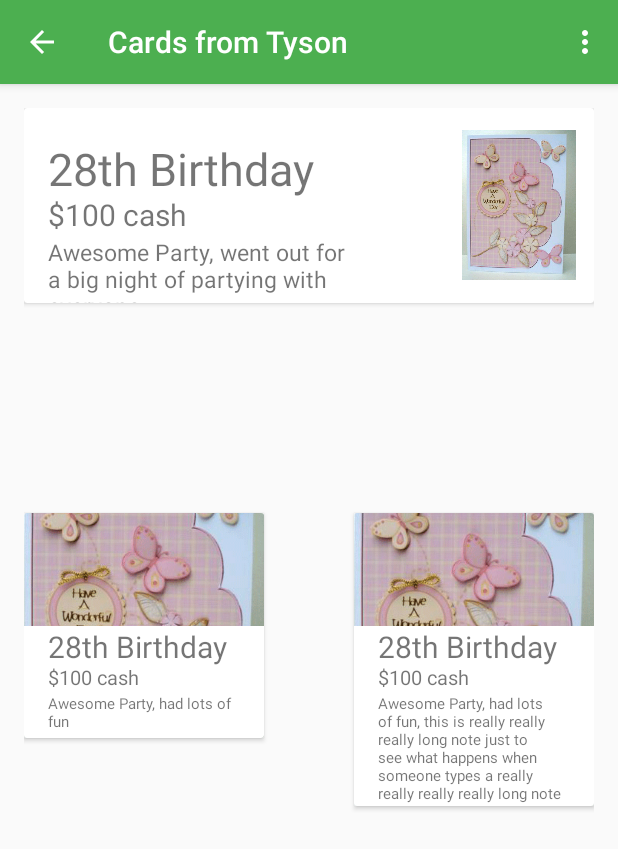
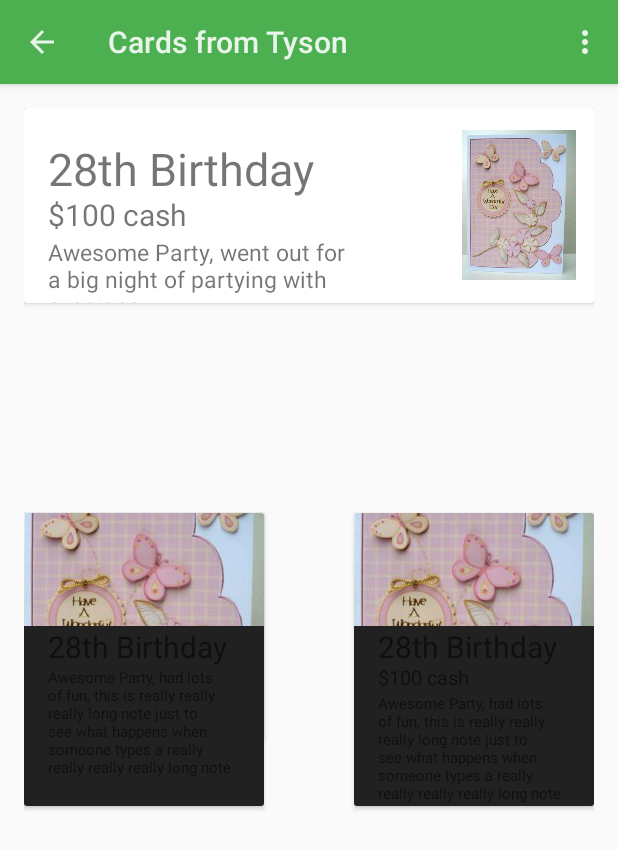
Before and after one commit to tyelford/keepCard, an Android app: the CardTest screen opened directly, with no data from a screen before it, on a phone screen of 412 x 824 dp. Shown: the top 849 px of the screen. Run offline under Robolectric (Android 15) with nearby library versions, the phone set to English and light mode, and no system bars.

Commit message:
Fixed Themes and Finished SIngleCardGiverActivity

```diff
--- a/app/src/main/res/layout/activity_card_test.xml
+++ b/app/src/main/res/layout/activity_card_test.xml
@@ -163,4 +163,60 @@
 
     </android.support.v7.widget.CardView>
 
+    <android.support.v7.widget.CardView
+        xmlns:card_view="http://schemas.android.com/apk/res-auto"
+        android:id="@+id/card_view4"
+        android:layout_gravity="center"
+        android:layout_width="160dp"
+        android:layout_height="195dp"
+        card_view:cardCornerRadius="2dp"
+        android:layout_centerVertical="true"
+        android:layout_alignParentLeft="true"
+        android:paddingTop="45dp"
+        >
+
+    <ImageView
+        android:layout_width="230dp"
+        android:layout_height="230dp"
+        android:src="@drawable/front"
+        android:layout_gravity="center|bottom">
+    </ImageView>
+
+    <ImageView
+        android:layout_width="175dp"
+        android:layout_height="195dp"
+        android:src="@color/primary_text"
+        android:paddingTop="75dp">
+    </ImageView>
+
+        <LinearLayout
+            android:layout_width="match_parent"
+            android:layout_height="match_parent"
+            android:orientation="vertical"
+            android:paddingTop="75dp">
+
+            <TextView
+                android:layout_width="wrap_content"
+                android:layout_height="wrap_content"
+                android:text="28th Birthday"
+                android:textSize="20dp"
+                android:paddingLeft="16dp"
+                >
+            </TextView>
+
+            <TextView
+                android:layout_width="140dp"
+                android:layout_height="wrap_content"
+                android:text="Awesome Party, had lots of fun, this is really really really long note just to see what happens when someone types a really really really really long note"
+                android:textSize="10dp"
+                android:paddingLeft="16dp"
+                >
+            </TextView>
+        </LinearLayout>
+
+
+
+
+    </android.support.v7.widget.CardView>
+
 </RelativeLayout>
--- a/app/src/main/res/values-v21/colors.xml
+++ b/app/src/main/res/values-v21/colors.xml
@@ -4,7 +4,7 @@
     <color name="primary_dark">#388E3C</color>
     <color name="primary_light">#C8E6C9</color>
     <color name="accent">#009688</color>
-    <color name="primary_text">#FFFFFF</color>
+    <color name="primary_text">#212121</color>
     <color name="secondary_text">#727272</color>
     <color name="icons">#FFFFFF</color>
     <color name="divider">#B6B6B6</color>
--- a/app/src/main/res/values-v21/styles.xml
+++ b/app/src/main/res/values-v21/styles.xml
@@ -1,6 +1,6 @@
 <?xml version="1.0" encoding="utf-8"?>
 <resources>
-    <style name="CardBoxCustom" parent="android:Theme.Material.Light">
+    <style name="CardBoxCustom" parent="android:Theme.Material.Light.DarkActionBar">
         <!--Material Design theme for v21 and above-->
         <item name="android:colorPrimary">@color/primary</item>
         <item name="android:colorPrimaryDark">@color/primary_dark</item>
```
Also changed, not shown: app/src/main/java/com/tyelford/cardkeeper/SingleGiverActivity.java (+72 -31 lines).
